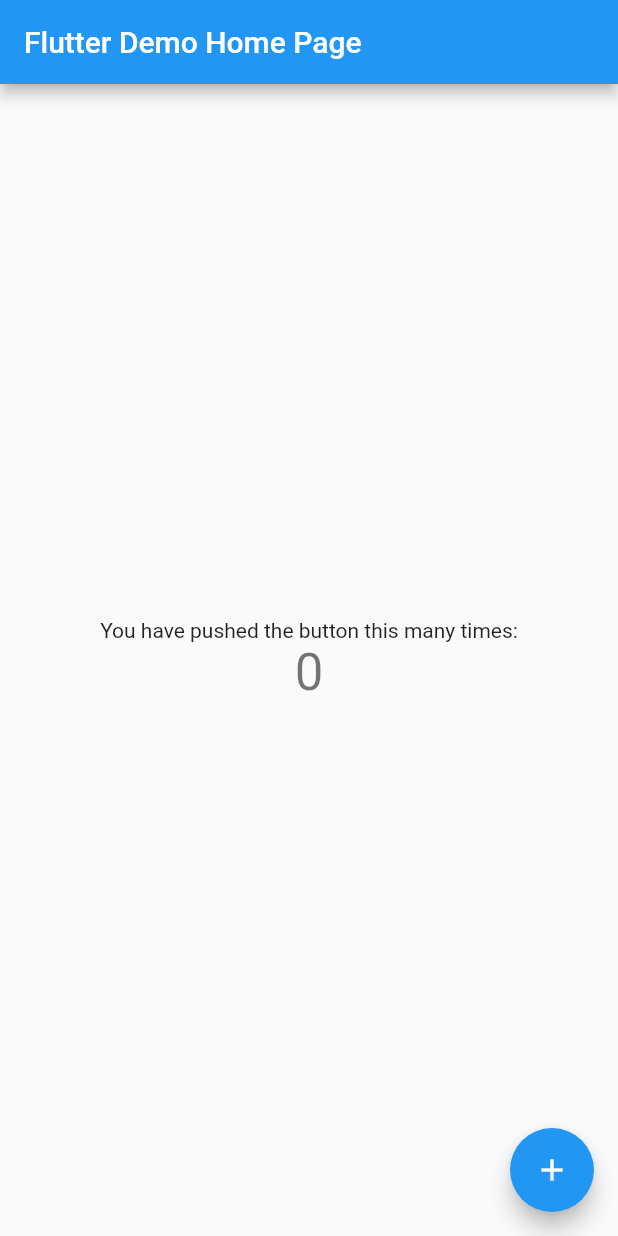
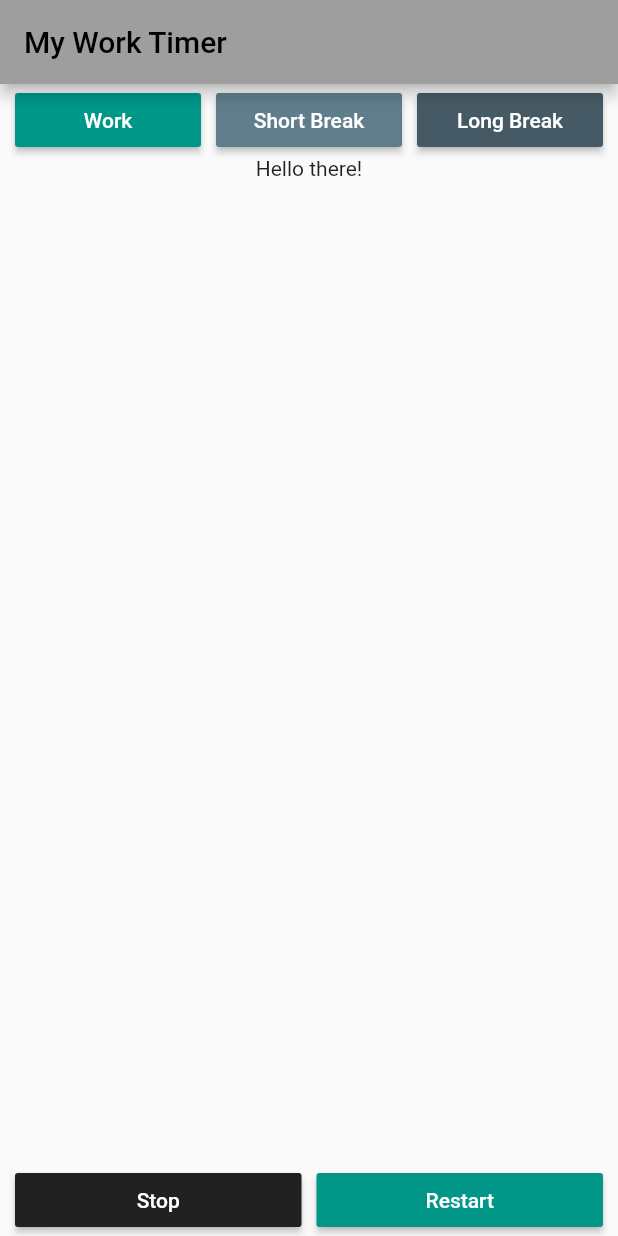
Before and after one commit to Otumian-empire/productivity_timer, a Flutter app: the screen it shows after launch, on a phone screen of 412 x 824 dp. Run offline on Flutter 3.47's test engine with Material 2 defaults, Android fonts, the phone set to English and light mode, and no system bars.

Commit message:
Create a widget for the productivity buttons

```diff
--- a/lib/main.dart
+++ b/lib/main.dart
@@ -1,4 +1,5 @@
 import 'package:flutter/material.dart';
+import 'package:productivity_timer/widgets.dart';
 
 void main() {
   runApp(const MyApp());
@@ -11,105 +12,92 @@ class MyApp extends StatelessWidget {
   @override
   Widget build(BuildContext context) {
     return MaterialApp(
-      title: 'Flutter Demo',
+      title: "My Work Timer",
       theme: ThemeData(
-        // This is the theme of your application.
-        //
-        // Try running your application with "flutter run". You'll see the
-        // application has a blue toolbar. Then, without quitting the app, try
-        // changing the primarySwatch below to Colors.green and then invoke
-        // "hot reload" (press "r" in the console where you ran "flutter run",
-        // or simply save your changes to "hot reload" in a Flutter IDE).
-        // Notice that the counter didn't reset back to zero; the application
-        // is not restarted.
-        primarySwatch: Colors.blue,
+        primarySwatch: Colors.grey,
       ),
-      home: const MyHomePage(title: 'Flutter Demo Home Page'),
+      home: const TimerHomePage(),
     );
   }
 }
 
-class MyHomePage extends StatefulWidget {
-  const MyHomePage({Key? key, required this.title}) : super(key: key);
+class TimerHomePage extends StatelessWidget {
+  final double defaultPadding = 5.0;
 
-  // This widget is the home page of your application. It is stateful, meaning
-  // that it has a State object (defined below) that contains fields that affect
-  // how it looks.
-
-  // This class is the configuration for the state. It holds the values (in this
-  // case the title) provided by the parent (in this case the App widget) and
-  // used by the build method of the State. Fields in a Widget subclass are
-  // always marked "final".
-
-  final String title;
-
-  @override
-  State<MyHomePage> createState() => _MyHomePageState();
-}
-
-class _MyHomePageState extends State<MyHomePage> {
-  int _counter = 0;
-
-  void _incrementCounter() {
-    setState(() {
-      // This call to setState tells the Flutter framework that something has
-      // changed in this State, which causes it to rerun the build method below
-      // so that the display can reflect the updated values. If we changed
-      // _counter without calling setState(), then the build method would not be
-      // called again, and so nothing would appear to happen.
-      _counter++;
-    });
-  }
+  const TimerHomePage({Key? key}) : super(key: key);
 
   @override
   Widget build(BuildContext context) {
-    // This method is rerun every time setState is called, for instance as done
-    // by the _incrementCounter method above.
-    //
-    // The Flutter framework has been optimized to make rerunning build methods
-    // fast, so that you can just rebuild anything that needs updating rather
-    // than having to individually change instances of widgets.
     return Scaffold(
       appBar: AppBar(
-        // Here we take the value from the MyHomePage object that was created by
-        // the App.build method, and use it to set our appbar title.
-        title: Text(widget.title),
+        title: const Text("My Work Timer"),
       ),
       body: Center(
-        // Center is a layout widget. It takes a single child and positions it
-        // in the middle of the parent.
         child: Column(
-          // Column is also a layout widget. It takes a list of children and
-          // arranges them vertically. By default, it sizes itself to fit its
-          // children horizontally, and tries to be as tall as its parent.
-          //
-          // Invoke "debug painting" (press "p" in the console, choose the
-          // "Toggle Debug Paint" action from the Flutter Inspector in Android
-          // Studio, or the "Toggle Debug Paint" command in Visual Studio Code)
-          // to see the wireframe for each widget.
-          //
-          // Column has various properties to control how it sizes itself and
-          // how it positions its children. Here we use mainAxisAlignment to
-          // center the children vertically; the main axis here is the vertical
-          // axis because Columns are vertical (the cross axis would be
-          // horizontal).
-          mainAxisAlignment: MainAxisAlignment.center,
-          children: <Widget>[
-            const Text(
-              'You have pushed the button this many times:',
+          children: [
+            Row(
+              children: [
+                Padding(padding: EdgeInsets.all(defaultPadding)),
+                Expanded(
+                  child: ProductivityButton(
+                    color: const Color(0xff009688),
+                    text: "Work",
+                    onPressed: emptyMethod,
+                    size: 40, // this wasn't passed
+                  ),
+                ),
+                Padding(padding: EdgeInsets.all(defaultPadding)),
+                Expanded(
+                  child: ProductivityButton(
+                    color: const Color(0xff607D8B),
+                    text: "Short Break",
+                    onPressed: emptyMethod,
+                    size: 40, // this wasn't passed
+                  ),
+                ),
+                Padding(padding: EdgeInsets.all(defaultPadding)),
+                Expanded(
+                  child: ProductivityButton(
+                    color: const Color(0xff455A64),
+                    text: "Long Break",
+                    onPressed: emptyMethod,
+                    size: 40, // this wasn't passed
+                  ),
+                ),
+                Padding(padding: EdgeInsets.all(defaultPadding)),
+              ],
             ),
-            Text(
-              '$_counter',
-              style: Theme.of(context).textTheme.headline4,
+            const Expanded(
+              child: Text("Hello there!"),
+            ),
+            Row(
+              children: [
+                Padding(padding: EdgeInsets.all(defaultPadding)),
+                Expanded(
+                  child: ProductivityButton(
+                    color: const Color(0xff212121),
+                    text: "Stop",
+                    onPressed: emptyMethod,
+                    size: 40, // this wasn't passed
+                  ),
+                ),
+                Padding(padding: EdgeInsets.all(defaultPadding)),
+                Expanded(
+                  child: ProductivityButton(
+                    color: const Color(0xff009688),
+                    text: "Restart",
+                    onPressed: emptyMethod,
+                    size: 40, // this wasn't passed
+                  ),
+                ),
+                Padding(padding: EdgeInsets.all(defaultPadding)),
+              ],
             ),
           ],
         ),
       ),
-      floatingActionButton: FloatingActionButton(
-        onPressed: _incrementCounter,
-        tooltip: 'Increment',
-        child: const Icon(Icons.add),
-      ), // This trailing comma makes auto-formatting nicer for build methods.
     );
   }
+
+  void emptyMethod() {}
 }
--- /dev/null
+++ b/lib/widgets.dart
@@ -0,0 +1,29 @@
+// widgets.dart
+
+import 'package:flutter/material.dart';
+
+class ProductivityButton extends StatelessWidget {
+  /* final  */ Color? color;
+  /* final  */ String? text;
+  /* final  */ double? size;
+  /* final  */ VoidCallback? onPressed;
+
+  ProductivityButton(
+      {@required this.color,
+      @required this.text,
+      @required this.size,
+      @required this.onPressed});
+
+  @override
+  Widget build(BuildContext context) {
+    return MaterialButton(
+      color: color,
+      minWidth: size,
+      onPressed: onPressed,
+      child: Text(
+        text!,
+        style: const TextStyle(color: Colors.white),
+      ),
+    );
+  }
+}
```
Also changed, not shown: 1 other file.
